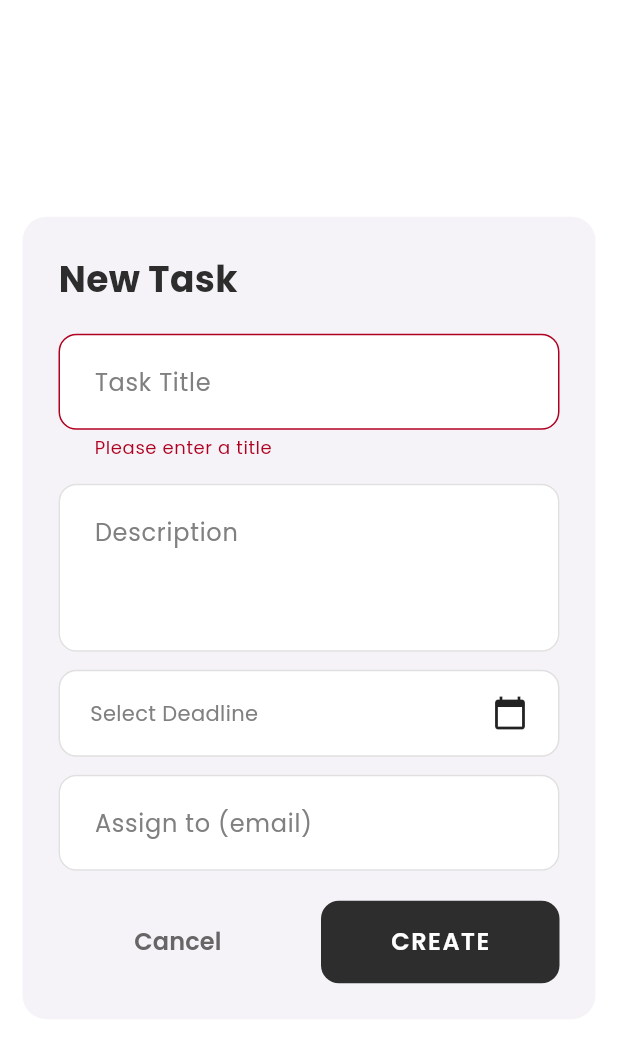
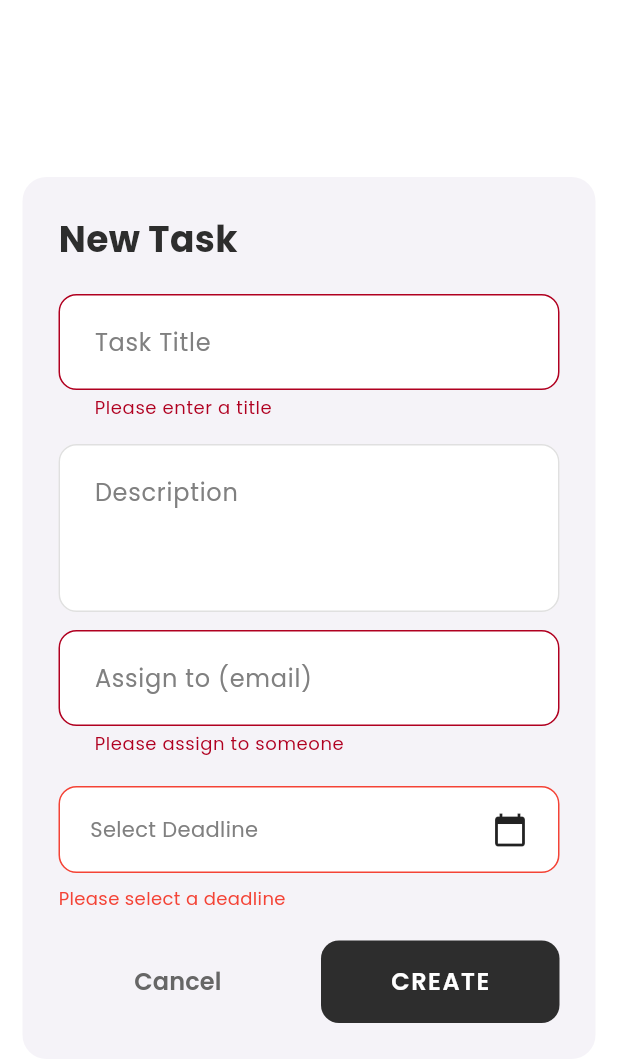
Before and after one commit to ThetSweLynn/action-meet, a Flutter app: the TaskEditor widget shown alone on an empty page, opened directly, after a tap on "CREATE", on a phone screen of 412 x 824 dp. Shown: the top 1062 px of the screen. Run offline on Flutter 3.47's test engine with Material 3 defaults, Android fonts, the phone set to English and light mode, and no system bars; our stand-ins replace cloud_firestore, firebase_auth, firebase_core, fl_chart, flutter_dotenv; missing offline and left inert: mailer; accounts and stored records are empty.

Commit message:
Fix logic errors and UI inconsistence

```diff
--- a/lib/models/task.dart
+++ b/lib/models/task.dart
@@ -6,11 +6,9 @@ class Task {
   final String? description;
   final String createdBy; // email
   final Timestamp createdAt;
-  final String? assignedTo; // email (optional)
+  final String? assignee; // email (optional)
   final Timestamp? deadline; // firestore timestamp
   final String status; // 'pending' or 'complete'
-  final int priority; // 0 low, 1 medium, 2 high
-  final String? meetingId;
 
   Task({
     required this.id,
@@ -18,11 +16,9 @@ class Task {
     this.description,
     required this.createdBy,
     required this.createdAt,
-    this.assignedTo,
+    this.assignee,
     this.deadline,
     this.status = 'pending',
-    this.priority = 1,
-    this.meetingId,
   });
 
   factory Task.fromDoc(DocumentSnapshot doc) {
@@ -33,11 +29,9 @@ class Task {
       description: d['description'] as String?,
       createdBy: (d['createdBy'] ?? '') as String,
       createdAt: d['createdAt'] as Timestamp? ?? Timestamp.now(),
-      assignedTo: d['assignedTo'] as String?,
-      deadline: d['deadline'] as Timestamp?,
+      assignee: (d['assignee'] ?? '') as String,
+      deadline: (d['deadline'] as Timestamp?) ?? Timestamp.now(),
       status: (d['status'] ?? 'pending') as String,
-      priority: (d['priority'] ?? 1) as int,
-      meetingId: d['meetingId'] as String?,
     );
   }
 
@@ -46,10 +40,8 @@ class Task {
     'description': description,
     'createdBy': createdBy,
     'createdAt': createdAt,
-    'assignedTo': assignedTo,
+    'assignee': assignee,
     'deadline': deadline,
     'status': status,
-    'priority': priority,
-    'meetingId': meetingId,
   };
 }
--- a/lib/screens/meetings_page.dart
+++ b/lib/screens/meetings_page.dart
@@ -52,8 +52,10 @@ class MeetingsPage extends StatelessWidget {
 
             // Sort by date in Dart
             docs.sort((a, b) {
-              final dateA = (a['date'] as Timestamp?)?.toDate() ?? DateTime.now();
-              final dateB = (b['date'] as Timestamp?)?.toDate() ?? DateTime.now();
+              final dateA =
+                  (a['date'] as Timestamp?)?.toDate() ?? DateTime.now();
+              final dateB =
+                  (b['date'] as Timestamp?)?.toDate() ?? DateTime.now();
               return dateA.compareTo(dateB);
             });
 
--- a/lib/services/task_service.dart
+++ b/lib/services/task_service.dart
@@ -63,7 +63,7 @@ class TaskService {
     await _col.doc(taskId).delete();
   }
 
-  Future<void> toggleComplete(String taskId, bool complete) async {
-    await updateTask(taskId, {'status': complete ? 'complete' : 'pending'});
-  }
+  // Future<void> toggleComplete(String taskId, bool complete) async {
+  //   await updateTask(taskId, {'status': complete ? 'complete' : 'pending'});
+  // }
 }
--- a/lib/widgets/task_editor.dart
+++ b/lib/widgets/task_editor.dart
@@ -29,7 +29,7 @@ class _TaskEditorState extends State<TaskEditor> {
       _titleCtrl.text = t.title;
       _descCtrl.text = t.description ?? '';
       if (t.deadline != null) _deadline = t.deadline!.toDate();
-      _assignedToEmail = t.assignedTo;
+      _assignedToEmail = t.assignee;
     }
   }
 
@@ -45,9 +45,7 @@ class _TaskEditorState extends State<TaskEditor> {
 
     final title = _titleCtrl.text.trim();
     final desc = _descCtrl.text.trim();
-    final deadlineTs = _deadline != null
-        ? Timestamp.fromDate(_deadline!)
-        : null;
+    final deadlineTs = Timestamp.fromDate(_deadline!);
 
     if (widget.initial == null) {
       await _service.addTask(
@@ -59,19 +57,9 @@ class _TaskEditorState extends State<TaskEditor> {
     } else {
       await _service.updateTask(widget.initial!.id, {
         'title': title,
-        // update both fields so member ToDoPage sees changes
         'description': desc.isEmpty ? null : desc,
         'detail': desc.isEmpty ? null : desc,
-        // also update assignees array and legacy fields (normalized by service)
-        'assignees': _assignedToEmail == null
-            ? null
-            : [_assignedToEmail!.trim().toLowerCase()],
-        'assignedTo': _assignedToEmail == null
-            ? null
-            : _assignedToEmail!.trim().toLowerCase(),
-        'assignee': _assignedToEmail == null
-            ? null
-            : _assignedToEmail!.trim().toLowerCase(),
+        'assignee': _assignedToEmail?.trim().toLowerCase(),
         'deadline': deadlineTs,
       });
     }
@@ -165,46 +153,6 @@ class _TaskEditorState extends State<TaskEditor> {
                 maxLines: 3,
               ),
               const SizedBox(height: 12),
-              InkWell(
-                onTap: () async {
-                  final now = DateTime.now();
-                  final picked = await showDatePicker(
-                    context: context,
-                    initialDate: _deadline ?? now,
-                    firstDate: now.subtract(const Duration(days: 365)),
-                    lastDate: now.add(const Duration(days: 365 * 5)),
-                  );
-                  if (picked != null) setState(() => _deadline = picked);
-                },
-                child: Container(
-                  padding: const EdgeInsets.symmetric(
-                    horizontal: 20,
-                    vertical: 16,
-                  ),
-                  decoration: BoxDecoration(
-                    color: Colors.white,
-                    borderRadius: BorderRadius.circular(12),
-                    border: Border.all(color: const Color(0xFFE0E0E0)),
-                  ),
-                  child: Row(
-                    mainAxisAlignment: MainAxisAlignment.spaceBetween,
-                    children: [
-                      Text(
-                        _deadline == null
-                            ? 'Select Deadline'
-                            : '${_deadline!.toLocal().toString().split(' ').first}',
-                        style: TextStyle(
-                          color: _deadline == null
-                              ? const Color(0xFF808080)
-                              : const Color(0xFF2D2D2D),
-                        ),
-                      ),
-                      const Icon(Icons.calendar_today),
-                    ],
-                  ),
-                ),
-              ),
-              const SizedBox(height: 12),
               TextFormField(
                 initialValue: _assignedToEmail,
                 decoration: InputDecoration(
@@ -232,8 +180,84 @@ class _TaskEditorState extends State<TaskEditor> {
                     vertical: 20,
                   ),
                 ),
+                validator: (value) => value?.trim().isEmpty ?? true
+                    ? 'Please assign to someone'
+                    : null,
                 onChanged: (v) =>
                     _assignedToEmail = v.trim().isEmpty ? null : v.trim(),
+              ),
+              const SizedBox(height: 20),
+              FormField<DateTime>(
+                validator: (value) =>
+                    _deadline == null ? 'Please select a deadline' : null,
+                builder: (FormFieldState<DateTime> state) {
+                  return Column(
+                    crossAxisAlignment: CrossAxisAlignment.start,
+                    children: [
+                      InkWell(
+                        onTap: () async {
+                          final now = DateTime.now();
+                          final picked = await showDatePicker(
+                            context: context,
+                            initialDate: _deadline ?? now,
+                            firstDate: DateTime.now(),
+                            lastDate: now.add(const Duration(days: 365 * 5)),
+                          );
+                          if (picked != null) {
+                            setState(() => _deadline = picked);
+                            state.didChange(picked);
+                          }
+                        },
+                        child: Container(
+                          padding: const EdgeInsets.symmetric(
+                            horizontal: 20,
+                            vertical: 16,
+                          ),
+                          decoration: BoxDecoration(
+                            color: Colors.white,
+                            borderRadius: BorderRadius.circular(12),
+                            border: Border.all(
+                              color: state.hasError
+                                  ? Colors.red
+                                  : const Color(0xFFE0E0E0),
+                            ),
+                          ),
+                          child: Row(
+                            mainAxisAlignment: MainAxisAlignment.spaceBetween,
+                            children: [
+                              Text(
+                                _deadline == null
+                                    ? 'Select Deadline'
+                                    : _deadline!
+                                          .toLocal()
+                                          .toString()
+                                          .split(' ')
+                                          .first,
+                                style: TextStyle(
+                                  color: _deadline == null
+                                      ? const Color(0xFF808080)
+                                      : const Color(0xFF2D2D2D),
+                                ),
+                              ),
+                              const Icon(Icons.calendar_today),
+                            ],
+                          ),
+                        ),
+                      ),
+                      if (state.hasError)
+                        Padding(
+                          padding: const EdgeInsets.only(top: 8),
+                          child: Text(
+                            state.errorText ?? '',
+                            style: const TextStyle(
+                              color: Colors.red,
+                              fontSize: 12,
+                            ),
+                          ),
+                        ),
+                    ],
+                  );
+                },
               ),
               const SizedBox(height: 20),
               Row(
```
Also changed, not shown: lib/screens/member/todo_page.dart (+4 -5 lines), lib/screens/tasks_page.dart (+36 -19 lines), lib/widgets/task_card.dart (+23 -47 lines).
